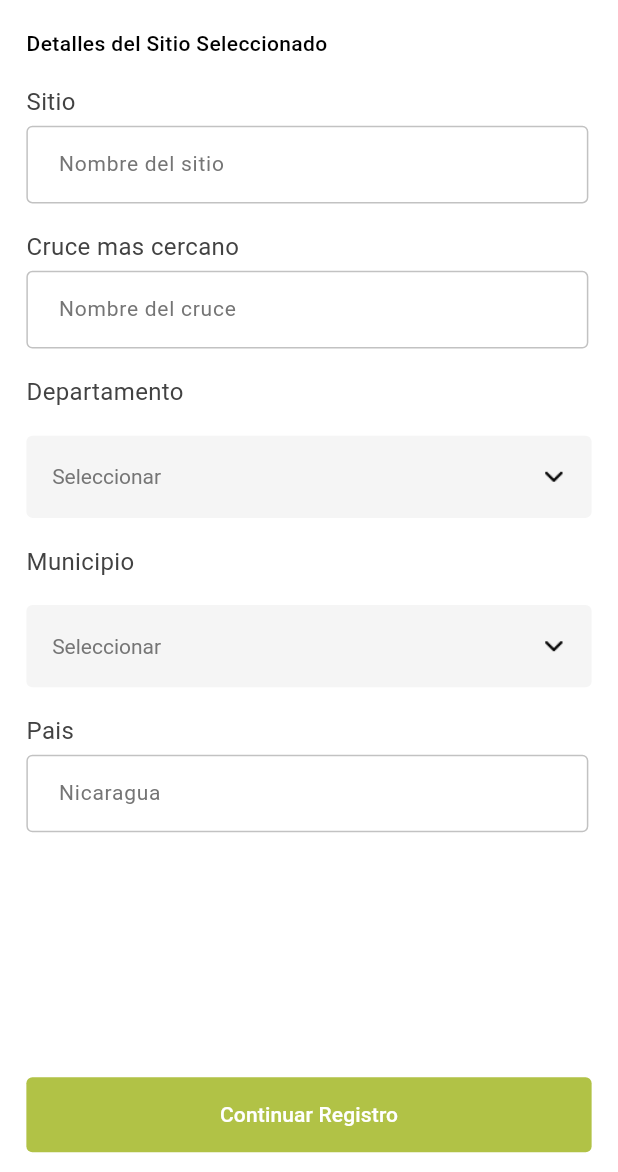
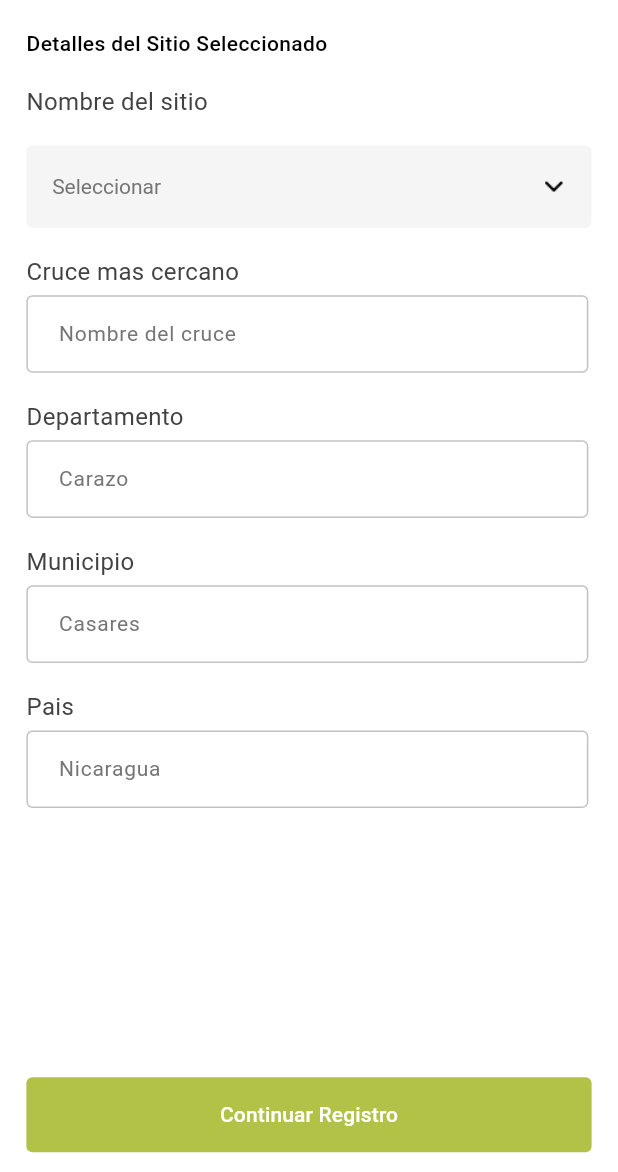
Before and after one commit to Jefrey13/paso_pacifico, a Flutter app: the SiteLocationScreen screen opened by its route, on a phone screen of 412 x 824 dp, the part 64-1236 px from its top. Run offline on Flutter 3.47's test engine with Material 3 defaults, Android fonts, the phone set to English and light mode, and no system bars; our stand-ins replace cached_network_image, cloud_firestore, connectivity_plus, firebase_auth, firebase_core, flutter_map and 8 more; missing offline and left inert: responsive_grid_list; accounts and stored records are empty.

Commit message:
Refactor HomeScreen layout and update SiteLocationScreen input fields for improved UI

```diff
--- a/pasopacifco_mobile/lib/reports/sitedescription/site_location_screen.dart
+++ b/pasopacifco_mobile/lib/reports/sitedescription/site_location_screen.dart
@@ -50,15 +50,12 @@ class SiteLocationScreen extends StatelessWidget {
                           style: CustomTextStyles.titleSmallBlack90001,
                         ),
                         SizedBox(height: 16.h),
-                        _buildInput(context),
-                        SizedBox(height: 16.h),
-                        _buildInputone(context),
-                        SizedBox(height: 16.h),
                         Text(
-                          "Departamento",
+                          "Nombre del sitio",
                           style: theme.textTheme.bodyLarge,
                         ),
                         SizedBox(height: 16.h),
+                        //_buildInput(context),
                         Padding(
                           padding: EdgeInsets.only(right: 12.h),
                           child: CustomDropDown(
@@ -79,39 +76,13 @@ class SiteLocationScreen extends StatelessWidget {
                           ),
                         ),
                         SizedBox(height: 16.h),
-                        Text(
-                          "Municipio",
-                          style: theme.textTheme.bodyLarge,
-                        ),
+                        _buildInputone(context),
                         SizedBox(height: 16.h),
-                        Padding(
-                          padding: EdgeInsets.only(right: 12.h),
-                          child: CustomDropDown(
-                            icon: Container(
-                              margin: EdgeInsets.only(left: 16.h),
-                              child: CustomImageView(
-                                imagePath: ImageConstant.arrowdown,
-                                height: 18.h,
-                                width: 24.h,
-                                fit: BoxFit.contain,
-                              ),
-                            ),
-                            iconSize: 18.h,
-                            hintText: "Seleccionar",
-                            items: dropdownItemList1,
-                            contentPadding: EdgeInsets.symmetric(
-                                horizontal: 12.h, vertical: 14.h),
-                          ),
-                        ),
+                        _buildInputDepto(context),
+                        SizedBox(height: 16.h),
+                        _buildInputMuni(context),
                         SizedBox(height: 16.h),
                         _buildInputtwo(context),
-                        //SizedBox(height: 16.h),
-                        //Text(
-                        //"Modalidad de Limpieza",
-                        //style: theme.textTheme.bodyLarge,
-                        //),
-                        //SizedBox(height: 16.h),
-                        //_buildOptions(context)
                       ],
                     ),
                   ),
@@ -237,34 +208,65 @@ class SiteLocationScreen extends StatelessWidget {
     );
   }
 
-  Widget _buildOptions(BuildContext context) {
-    return Row(
-      mainAxisSize: MainAxisSize.min,
-      children: [
-        CustomCheckboxButton(
-          text: "Terrestre",
-          value: terrestreone,
-          onChange: (value) {
-            terrestreone = value;
-          },
-        ),
-        SizedBox(width: 26.h),
-        CustomCheckboxButton(
-          text: "Embarcación",
-          value: embarcacinone,
-          onChange: (value) {
-            embarcacinone = value;
-          },
-        ),
-        SizedBox(width: 26.h),
-        CustomCheckboxButton(
-          text: "Submarina",
-          value: submarinaone,
-          onChange: (value) {
-            submarinaone = value;
-          },
-        ),
-      ],
+  Widget _buildInputDepto(BuildContext context) {
+    return Container(
+      width: double.maxFinite,
+      margin: EdgeInsets.only(right: 14.h),
+      child: Column(
+        crossAxisAlignment: CrossAxisAlignment.start,
+        children: [
+          Text(
+            "Departamento",
+            style: theme.textTheme.bodyLarge,
+          ),
+          SizedBox(height: 4.h),
+          _buildDepto(context)
+        ],
+      ),
+    );
+  }
+
+  Widget _buildDepto(BuildContext context) {
+    return CustomTextFormField(
+      controller: countryController,
+      hintText: "Carazo",
+      hintStyle: CustomTextStyles.bodyMediumErrorContainer,
+      textInputAction: TextInputAction.done,
+      contentPadding: EdgeInsets.symmetric(
+        horizontal: 16.h,
+        vertical: 14.h,
+      ),
+    );
+  }
+
+  Widget _buildInputMuni(BuildContext context) {
+    return Container(
+      width: double.maxFinite,
+      margin: EdgeInsets.only(right: 14.h),
+      child: Column(
+        crossAxisAlignment: CrossAxisAlignment.start,
+        children: [
+          Text(
+            "Municipio",
+            style: theme.textTheme.bodyLarge,
+          ),
+          SizedBox(height: 4.h),
+          _buildMuni(context)
+        ],
+      ),
+    );
+  }
+
+  Widget _buildMuni(BuildContext context) {
+    return CustomTextFormField(
+      controller: countryController,
+      hintText: "Casares",
+      hintStyle: CustomTextStyles.bodyMediumErrorContainer,
+      textInputAction: TextInputAction.done,
+      contentPadding: EdgeInsets.symmetric(
+        horizontal: 16.h,
+        vertical: 14.h,
+      ),
     );
   }
 
```
Also changed, not shown: pasopacifco_mobile/lib/home/home_screen.dart (+6 -5 lines).
